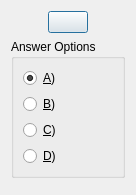
IvanKosik/ITS, file Sources/TrainingDialog.ui: the form before one commit.
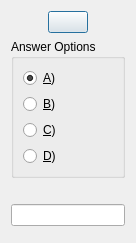
The form after the commit. Icons and pictures are not drawn.

Commit message: Added GUI for different complexity modes.

The edit to the form file:
```diff
--- a/Sources/TrainingDialog.ui
+++ b/Sources/TrainingDialog.ui
@@ -6,8 +6,8 @@
    <rect>
     <x>0</x>
     <y>0</y>
-    <width>120</width>
-    <height>173</height>
+    <width>113</width>
+    <height>218</height>
    </rect>
   </property>
   <property name="windowTitle">
@@ -74,6 +74,16 @@
      </layout>
     </widget>
    </item>
+   <item>
+    <widget class="QLabel" name="lettersLabel">
+     <property name="text">
+      <string/>
+     </property>
+    </widget>
+   </item>
+   <item>
+    <widget class="QLineEdit" name="answerLineEdit"/>
+   </item>
    <item>
     <widget class="QDialogButtonBox" name="dialogButtonBox">
      <property name="standardButtons">
```
The commit also changes 1 other file.
